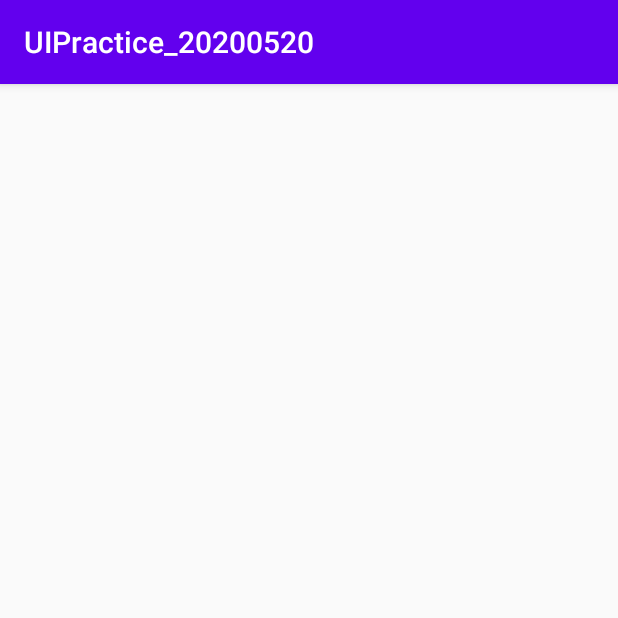
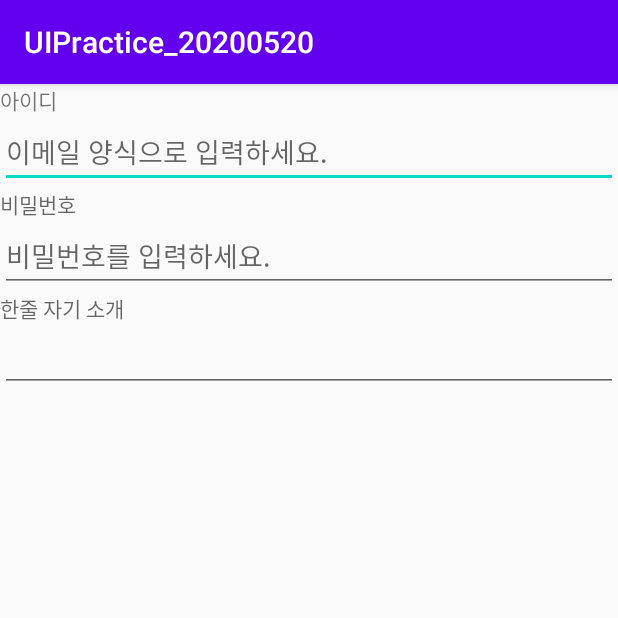
Before and after one commit to dani0907/UIPractice_20200520, an Android app: the screen it shows after launch (MainActivity), on a phone screen of 412 x 824 dp, the top half of it. Run offline under Robolectric (Android 15) with nearby library versions, the phone set to English and light mode, and no system bars.

Commit message:
EditText 체험

```diff
--- a/app/src/main/res/layout/activity_main.xml
+++ b/app/src/main/res/layout/activity_main.xml
@@ -4,6 +4,35 @@
     xmlns:tools="http://schemas.android.com/tools"
     android:layout_width="match_parent"
     android:layout_height="match_parent"
+    android:orientation="vertical"
     tools:context=".MainActivity">
 
+    <TextView
+        android:layout_width="wrap_content"
+        android:layout_height="wrap_content"
+        android:text="아이디"/>
+    <EditText
+        android:layout_width="match_parent"
+        android:layout_height="wrap_content"
+        android:hint="이메일 양식으로 입력하세요."
+        android:inputType="textEmailAddress"/>
+    <TextView
+        android:layout_width="wrap_content"
+        android:layout_height="wrap_content"
+        android:hint="비밀번호" />
+    <EditText
+        android:layout_width="match_parent"
+        android:layout_height="wrap_content"
+        android:hint="비밀번호를 입력하세요."
+        android:inputType="textPassword"/>
+    <TextView
+        android:layout_width="wrap_content"
+        android:layout_height="wrap_content"
+        android:hint="한줄 자기 소개" />
+    <EditText
+        android:layout_width="match_parent"
+        android:layout_height="wrap_content"
+        android:singleLine="true"/>
+
+
 </LinearLayout>
```
